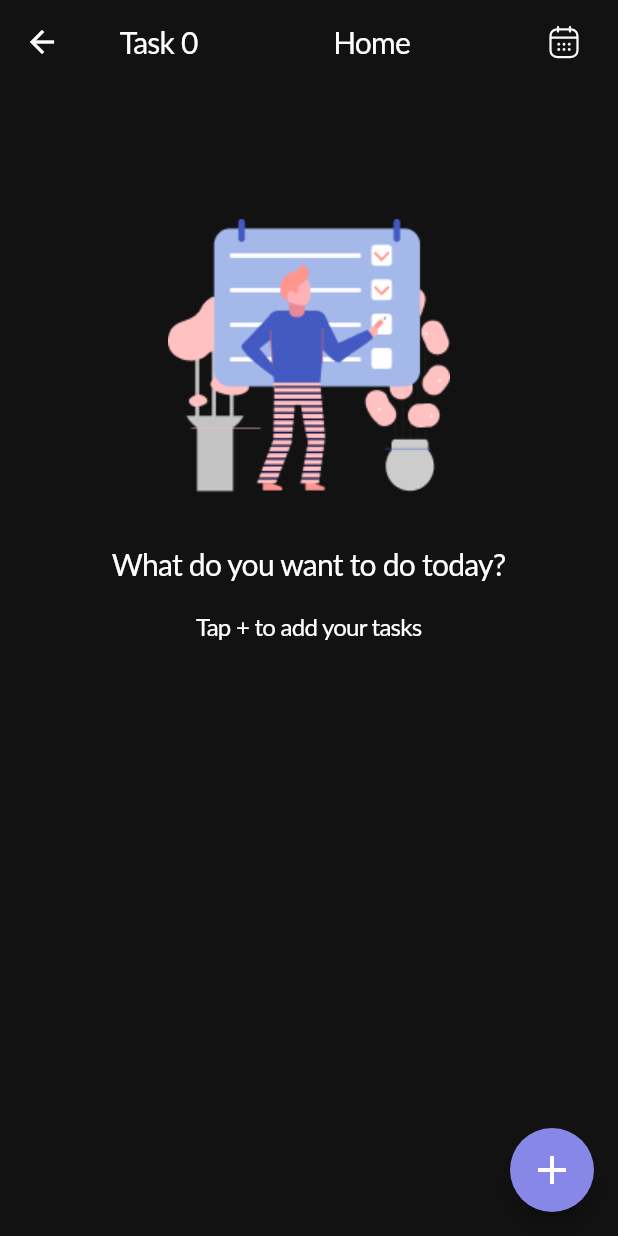
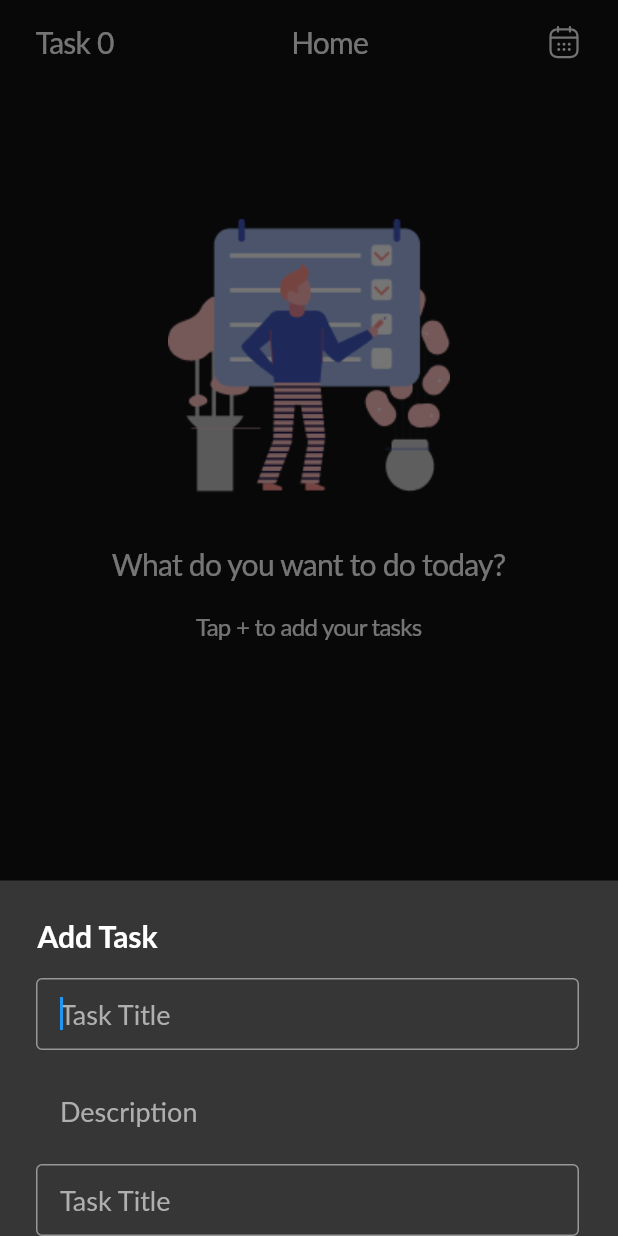
Before and after one commit to Jawabreh0/flutter-to-do-app, a Flutter app: the EmptyHomeScreen screen opened directly, after a tap on the "add" icon, on a phone screen of 412 x 824 dp. Run offline on Flutter 3.47's test engine with Material 2 defaults, Android fonts, the phone set to English and light mode, and no system bars; our stand-ins replace flutter_svg, get, local_auth; Roboto replaces fonts that are missing (Lato).

Commit message:
add BottomSheet

```diff
--- a/lib/app.dart
+++ b/lib/app.dart
@@ -1,16 +1,16 @@
 import 'package:flutter/material.dart';
 import 'package:get/get.dart';
-import 'package:to_do/presentation/features/login/screen/login_screen.dart';
+import 'package:to_do/presentation/features/home/screen/empty_home.dart';
 
 class App extends StatelessWidget {
   const App({Key? key});
 
   @override
   Widget build(BuildContext context) {
-    return GetMaterialApp(
+    return const GetMaterialApp(
       debugShowCheckedModeBanner: false,
       home: Scaffold(
-        body: LoginScreen(),
+        body: EmptyHomeScreen(),
       ),
     );
   }
--- a/lib/core/app-colors/palette.dart
+++ b/lib/core/app-colors/palette.dart
@@ -2,4 +2,7 @@ import 'package:flutter/material.dart';
 
 Color appColor = const Color(0xFF121212);
 Color solidBlack = const Color(0xFF000000);
-Color appSecendoryColor = const Color(0xFF8687E7);
+Color appSecondaryColor = const Color(0xFF8687E7);
+Color bottomSheetColor = const Color(0xFF363636);
+Color fieldBordersColor = const Color(0xFF979797);
+Color hintFontColor = const Color(0xFFAFAFAF);
--- a/lib/presentation/features/home/screen/empty_home.dart
+++ b/lib/presentation/features/home/screen/empty_home.dart
@@ -35,8 +35,20 @@ class EmptyHomeState extends State<EmptyHomeScreen> {
           ),
         ),
         floatingActionButton: FloatingActionButton(
-          backgroundColor: appSecendoryColor,
-          onPressed: () {},
+          backgroundColor: appSecondaryColor,
+          onPressed: () {
+            showModalBottomSheet(
+              context: context,
+              isScrollControlled: true,
+              builder: (context) => Padding(
+                padding: EdgeInsets.only(
+                  bottom: MediaQuery.of(context).viewInsets.bottom,
+                ),
+                child: createNewTask(),
+              ),
+              backgroundColor: bottomSheetColor,
+            );
+          },
           child: const Icon(
             Icons.add,
             color: Colors.white,
--- a/lib/presentation/features/home/widget/home_widgets.dart
+++ b/lib/presentation/features/home/widget/home_widgets.dart
@@ -1,5 +1,6 @@
 import 'package:flutter/material.dart';
 import 'package:flutter_svg/flutter_svg.dart';
+import 'package:to_do/core/app-colors/palette.dart';
 
 Widget appBarTitle() {
   return Row(
@@ -70,3 +71,129 @@ Widget emptyHomeSecText() {
     ),
   );
 }
+
+Widget createNewTask() {
+  return Column(
+    crossAxisAlignment: CrossAxisAlignment.start,
+    mainAxisSize: MainAxisSize.min,
+    children: <Widget>[
+      const Padding(
+        padding: EdgeInsets.only(
+          left: 25.0,
+          top: 25.0,
+        ),
+        child: Text(
+          'Add Task',
+          style: TextStyle(
+            fontFamily: 'Lato',
+            fontSize: 20,
+            fontWeight: FontWeight.w700,
+            color: Colors.white,
+          ),
+        ),
+      ),
+      const SizedBox(
+        height: 16.0,
+      ),
+      Padding(
+        padding:
+            const EdgeInsets.fromLTRB(24.0, 0.0, 26.0, 0.0), // Adjusted padding
+        child: TextField(
+          style: const TextStyle(
+            fontFamily: 'Lato',
+            fontSize: 18,
+            fontWeight: FontWeight.w400,
+            color: Colors.white,
+          ),
+          textAlignVertical:
+              TextAlignVertical.center, // Center the text vertically
+          decoration: InputDecoration(
+            hintText: 'Task Title',
+            hintStyle: TextStyle(
+              color: hintFontColor, // Set hint text color to hintFontColor
+            ),
+            // Set text color for entered text to white when focused
+            focusedBorder: OutlineInputBorder(
+              borderSide: BorderSide(
+                color: fieldBordersColor,
+              ),
+            ),
+            enabledBorder: OutlineInputBorder(
+              borderSide: BorderSide(
+                color: fieldBordersColor,
+              ),
+            ),
+            contentPadding: const EdgeInsets.fromLTRB(16.0, 8.0, 16.0,
+                8.0), // Set the padding between text and border
+          ),
+          autofocus: true,
+        ),
+      ),
+      const SizedBox(
+        height: 12.0,
+      ),
+      Padding(
+        padding:
+            const EdgeInsets.fromLTRB(24.0, 0.0, 26.0, 0.0), // Adjusted padding
+        child: TextField(
+          style: const TextStyle(
+            fontFamily: 'Lato',
+            fontSize: 18,
+            fontWeight: FontWeight.w400,
+            color: Colors.white,
+          ),
+          textAlignVertical:
+              TextAlignVertical.center, // Center the text vertically
+          decoration: InputDecoration(
+            hintText: 'Description',
+            hintStyle: TextStyle(
+              color: hintFontColor, // Set hint text color to hintFontColor
+            ),
+            // Set text color for entered text to white when focused
+            focusedBorder: InputBorder.none, // Remove focused border
+            enabledBorder: InputBorder.none, // Remove enabled border
+            contentPadding: const EdgeInsets.fromLTRB(16.0, 8.0, 16.0,
+                8.0), // Set the padding between text and border
+          ),
+        ),
+      ),
+      const SizedBox(
+        height: 16.0,
+      ),
+      Padding(
+        padding:
+            const EdgeInsets.fromLTRB(24.0, 0.0, 26.0, 0.0), // Adjusted padding
+        child: TextField(
+          style: const TextStyle(
+            fontFamily: 'Lato',
+            fontSize: 18,
+            fontWeight: FontWeight.w400,
+            color: Colors.white,
+          ),
+          textAlignVertical:
+              TextAlignVertical.center, // Center the text vertically
+          decoration: InputDecoration(
+            hintText: 'Task Title',
+            hintStyle: TextStyle(
+              color: hintFontColor, // Set hint text color to hintFontColor
+            ),
+            // Set text color for entered text to white when focused
+            focusedBorder: OutlineInputBorder(
+              borderSide: BorderSide(
+                color: fieldBordersColor,
+              ),
+            ),
+            enabledBorder: OutlineInputBorder(
+              borderSide: BorderSide(
+                color: fieldBordersColor,
+              ),
+            ),
+            contentPadding: const EdgeInsets.fromLTRB(16.0, 8.0, 16.0,
+                8.0), // Set the padding between text and border
+          ),
+          autofocus: true,
+        ),
+      ),
+    ],
+  );
+}
--- a/lib/presentation/features/login/widget/login_widgets.dart
+++ b/lib/presentation/features/login/widget/login_widgets.dart
@@ -28,7 +28,7 @@ class LoginWidgets {
           getAvailableBiometrics();
         },
         style: ElevatedButton.styleFrom(
-          backgroundColor: appSecendoryColor,
+          backgroundColor: appSecondaryColor,
           minimumSize: const Size.fromHeight(45),
         ),
         child: const Text(
```
Also changed, not shown: assets/icons/send-icon.svg (added), assets/icons/tag-icon.svg (added), assets/icons/timer-icon.svg (added).
